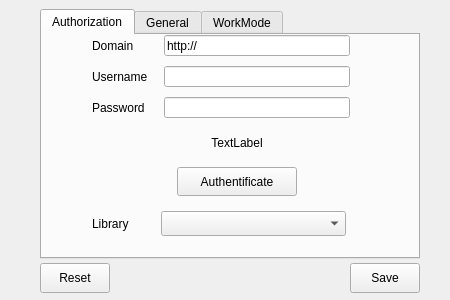
First picture: the form in Option_window.ui, repository RookiePC/Img2url, before the edit.
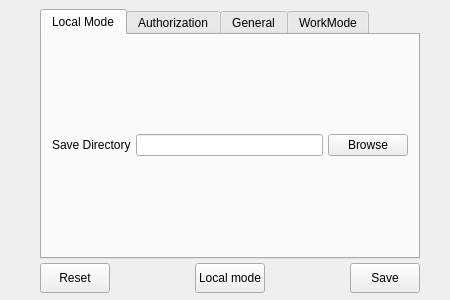
Second picture: the form after the edit. The open tabs and pages were chosen to show the change.

Commit message:
Message Box now shows on top of all window.
Bug Fix:
Ignore user's selection of library after restart.

Remove:
quick pause and quick recover(never truly supported)

Diff of the .ui file:
```diff
--- a/Option_window.ui
+++ b/Option_window.ui
@@ -80,6 +80,58 @@
        <property name="elideMode">
         <enum>Qt::ElideRight</enum>
        </property>
+       <widget class="QWidget" name="tab">
+        <attribute name="title">
+         <string>Local Mode</string>
+        </attribute>
+        <widget class="QWidget" name="gridLayoutWidget">
+         <property name="geometry">
+          <rect>
+           <x>0</x>
+           <y>0</y>
+           <width>371</width>
+           <height>221</height>
+          </rect>
+         </property>
+         <layout class="QGridLayout" name="gridLayout_5">
+          <property name="leftMargin">
+           <number>10</number>
+          </property>
+          <property name="topMargin">
+           <number>15</number>
+          </property>
+          <property name="rightMargin">
+           <number>5</number>
+          </property>
+          <property name="bottomMargin">
+           <number>15</number>
+          </property>
+          <property name="horizontalSpacing">
+           <number>5</number>
+          </property>
+          <property name="verticalSpacing">
+           <number>10</number>
+          </property>
+          <item row="0" column="0">
+           <widget class="QLabel" name="directory_label">
+            <property name="text">
+             <string>Save Directory</string>
+            </property>
+           </widget>
+          </item>
+          <item row="0" column="1">
+           <widget class="QLineEdit" name="save_directory_edit"/>
+          </item>
+          <item row="0" column="2">
+           <widget class="QPushButton" name="browse_button">
+            <property name="text">
+             <string>Browse</string>
+            </property>
+           </widget>
+          </item>
+         </layout>
+        </widget>
+       </widget>
        <widget class="QWidget" name="authorization_tab">
         <attribute name="title">
          <string>Authorization</string>
@@ -87,9 +139,9 @@
         <widget class="QWidget" name="verticalLayoutWidget_2">
          <property name="geometry">
           <rect>
-           <x>40</x>
+           <x>14</x>
            <y>0</y>
-           <width>305</width>
+           <width>351</width>
            <height>211</height>
           </rect>
          </property>
@@ -231,7 +283,7 @@
            <widget class="QLabel" name="status_label">
             <property name="maximumSize">
              <size>
-              <width>300</width>
+              <width>500</width>
               <height>40</height>
              </size>
             </property>
@@ -729,8 +781,46 @@
          </property>
          <property name="sizeHint" stdset="0">
           <size>
-           <width>400</width>
-           <height>10</height>
+           <width>40</width>
+           <height>20</height>
+          </size>
+         </property>
+        </spacer>
+       </item>
+       <item>
+        <widget class="QPushButton" name="local_mode_button">
+         <property name="minimumSize">
+          <size>
+           <width>70</width>
+           <height>30</height>
+          </size>
+         </property>
+         <property name="maximumSize">
+          <size>
+           <width>70</width>
+           <height>30</height>
+          </size>
+         </property>
+         <property name="text">
+          <string>Local mode</string>
+         </property>
+         <property name="checkable">
+          <bool>true</bool>
+         </property>
+         <property name="flat">
+          <bool>false</bool>
+         </property>
+        </widget>
+       </item>
+       <item>
+        <spacer name="horizontalSpacer_7">
+         <property name="orientation">
+          <enum>Qt::Horizontal</enum>
+         </property>
+         <property name="sizeHint" stdset="0">
+          <size>
+           <width>40</width>
+           <height>20</height>
           </size>
          </property>
         </spacer>
```
Left out of the diff: 12 changed lines with no effect on the pictures. The commit also changes 4 other files.
